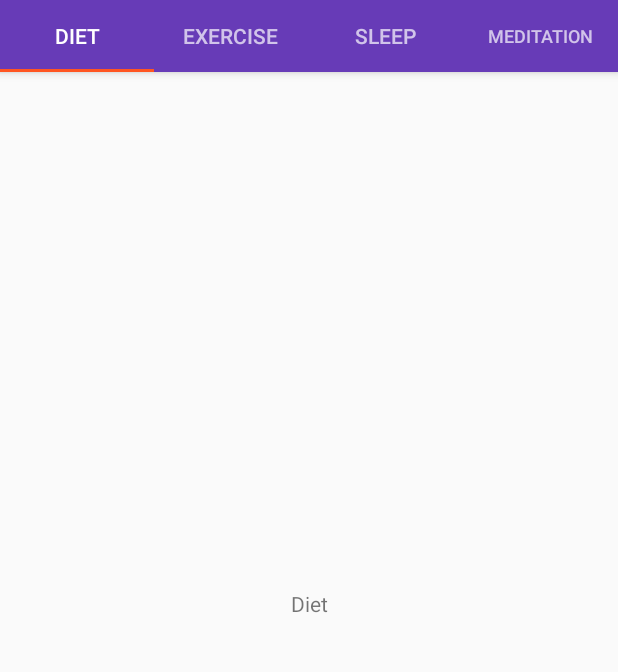
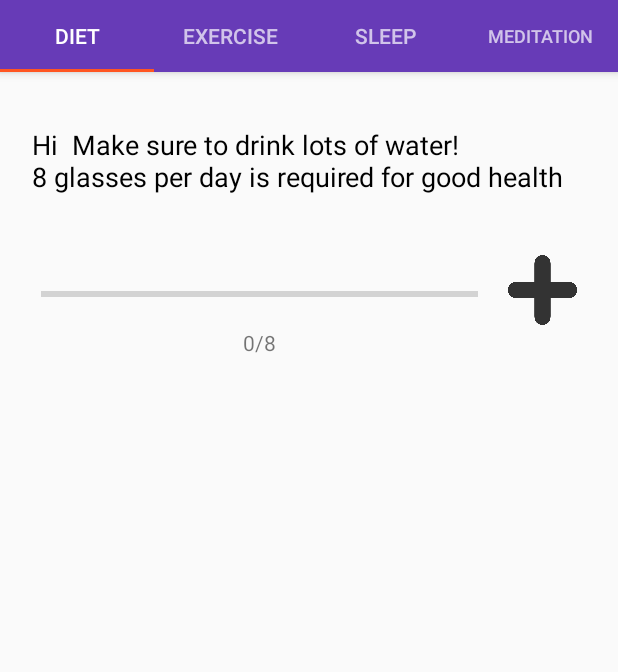
Before and after one commit to abhinavsaxena99/FitMate, an Android app: the screen it shows after launch once a user with an empty profile is signed in (MainActivity), on a phone screen of 412 x 824 dp, the part 89-761 px from its top. Run offline under Robolectric (Android 15) with nearby library versions, the phone set to English and light mode, and no system bars; our stand-ins replace Firebase (no records; nobody signed in at launch, a user with empty details on screens opened directly).

```diff
--- a/app/build.gradle
+++ b/app/build.gradle
@@ -33,4 +33,5 @@ dependencies {
     androidTestImplementation 'androidx.test.espresso:espresso-core:3.2.0'
     implementation 'com.google.firebase:firebase-auth:19.0.0'
     implementation 'com.google.android.gms:play-services-auth:17.0.0'
+    implementation 'com.google.firebase:firebase-database:19.1.0'
 }
--- a/app/src/main/java/com/example/fitmate/Diet.java
+++ b/app/src/main/java/com/example/fitmate/Diet.java
@@ -19,18 +19,58 @@ import android.view.Menu;
 import android.view.MenuItem;
 import android.view.View;
 import android.view.ViewGroup;
+import android.widget.ImageView;
+import android.widget.ProgressBar;
 import android.widget.TextView;
 
 import com.example.fitmate.ui.main.SectionsPagerAdapter;
+import com.google.firebase.auth.FirebaseAuth;
+import com.google.firebase.auth.FirebaseUser;
 
 public class Diet extends Fragment {
 
+    ProgressBar progressBar;
+    TextView count;
+    ImageView increase;
+    TextView welcome;
+    int curprog=0;
+    String name;
+    String email;
     @Nullable
     @Override
     public View onCreateView(
             @NonNull LayoutInflater inflater, ViewGroup container,
             Bundle savedInstanceState) {
         View rootView = inflater.inflate(R.layout.diet, container, false);
+
+
+        FirebaseUser user = FirebaseAuth.getInstance().getCurrentUser();
+        name=user.getDisplayName();
+
+        welcome=rootView.findViewById(R.id.welcome);
+        progressBar=rootView.findViewById(R.id.progressBar);
+        count=rootView.findViewById(R.id.count);
+        increase=rootView.findViewById(R.id.increase);
+
+        String welcometext="Make sure to drink lots of water!\n" +
+                "8 glasses per day is required for good health";
+        welcome.setText("Hi "+name+" "+welcometext);
+
+        count.setText(""+progressBar.getProgress()+"/8");
+
+        increase.setOnClickListener(new View.OnClickListener() {
+            @Override
+            public void onClick(View view) {
+                curprog+=1;
+                if(curprog>8)
+                    curprog=8;
+                progressBar.setProgress(curprog);
+                count.setText(""+curprog+"/8");
+            }
+        });
+
+
+
         return rootView;
     }
 
--- a/app/src/main/res/layout/diet.xml
+++ b/app/src/main/res/layout/diet.xml
@@ -4,33 +4,54 @@
     xmlns:tools="http://schemas.android.com/tools"
     android:id="@+id/constraintLayout"
     android:layout_width="match_parent"
-    android:layout_height="match_parent"
-    >
-
-    <!--<TextView-->
-        <!--android:id="@+id/section_label"-->
-        <!--android:layout_width="wrap_content"-->
-        <!--android:layout_height="wrap_content"-->
-        <!--android:layout_marginStart="@dimen/activity_horizontal_margin"-->
-        <!--android:layout_marginTop="@dimen/activity_vertical_margin"-->
-        <!--android:layout_marginEnd="@dimen/activity_horizontal_margin"-->
-        <!--android:layout_marginBottom="@dimen/activity_vertical_margin"-->
-        <!--app:layout_constraintLeft_toLeftOf="parent"-->
-        <!--app:layout_constraintTop_toTopOf="@+id/constraintLayout"-->
-        <!--tools:layout_constraintLeft_creator="1"-->
-        <!--tools:layout_constraintTop_creator="1" />-->
+    android:layout_height="match_parent">
 
     <TextView
-        android:id="@+id/dietText"
-        android:layout_width="wrap_content"
-        android:layout_height="wrap_content"
-        android:layout_marginStart="8dp"
-        android:layout_marginEnd="8dp"
-        android:layout_marginBottom="8dp"
-        android:text="Diet"
-        app:layout_constraintBottom_toBottomOf="parent"
+        android:id="@+id/welcome"
+        android:layout_width="369dp"
+        android:layout_height="57dp"
+        android:layout_marginTop="36dp"
+        android:text="Hi"
+        android:textColor="@android:color/black"
+        android:textSize="18sp"
         app:layout_constraintEnd_toEndOf="parent"
         app:layout_constraintStart_toStartOf="parent"
         app:layout_constraintTop_toTopOf="parent" />
 
+    <ProgressBar
+        android:id="@+id/progressBar"
+        style="?android:attr/progressBarStyleHorizontal"
+        android:layout_width="291dp"
+        android:layout_height="45dp"
+        android:layout_marginStart="8dp"
+        android:layout_marginTop="32dp"
+        android:foregroundTint="#673BB7"
+        android:max="8"
+        android:progress="0"
+        app:layout_constraintEnd_toStartOf="@+id/increase"
+        app:layout_constraintHorizontal_bias="0.5"
+        app:layout_constraintStart_toStartOf="parent"
+        app:layout_constraintTop_toBottomOf="@+id/welcome" />
+
+    <ImageView
+        android:id="@+id/increase"
+        android:layout_width="46dp"
+        android:layout_height="48dp"
+        android:layout_marginTop="28dp"
+        android:layout_marginEnd="8dp"
+        app:layout_constraintEnd_toEndOf="parent"
+        app:layout_constraintHorizontal_bias="0.5"
+        app:layout_constraintStart_toEndOf="@+id/progressBar"
+        app:layout_constraintTop_toBottomOf="@+id/welcome"
+        app:srcCompat="@drawable/plus" />
+
+    <TextView
+        android:id="@+id/count"
+        android:layout_width="wrap_content"
+        android:layout_height="wrap_content"
+        android:text="0/8"
+        app:layout_constraintEnd_toEndOf="@+id/progressBar"
+        app:layout_constraintStart_toStartOf="@+id/progressBar"
+        app:layout_constraintTop_toBottomOf="@+id/progressBar" />
+
 </androidx.constraintlayout.widget.ConstraintLayout>
--- a/app/src/main/res/layout/meditation.xml
+++ b/app/src/main/res/layout/meditation.xml
@@ -83,7 +83,7 @@
         android:layout_width="wrap_content"
         android:layout_height="wrap_content"
         android:layout_marginTop="8dp"
-        android:text="Select Duration"
+        android:text="Select Duration:"
         android:textColor="@android:color/black"
         app:layout_constraintBottom_toTopOf="@+id/spinner"
         app:layout_constraintStart_toStartOf="@+id/spinner"
```
Also changed, not shown: app/src/main/java/com/example/fitmate/RegisterActivity.java (+16 -5 lines), app/src/main/java/com/example/fitmate/User.java (added, +34 -0 lines), app/src/main/res/layout/activity_register.xml (+16 -2 lines), app/src/main/res/drawable/plus.png (added).
